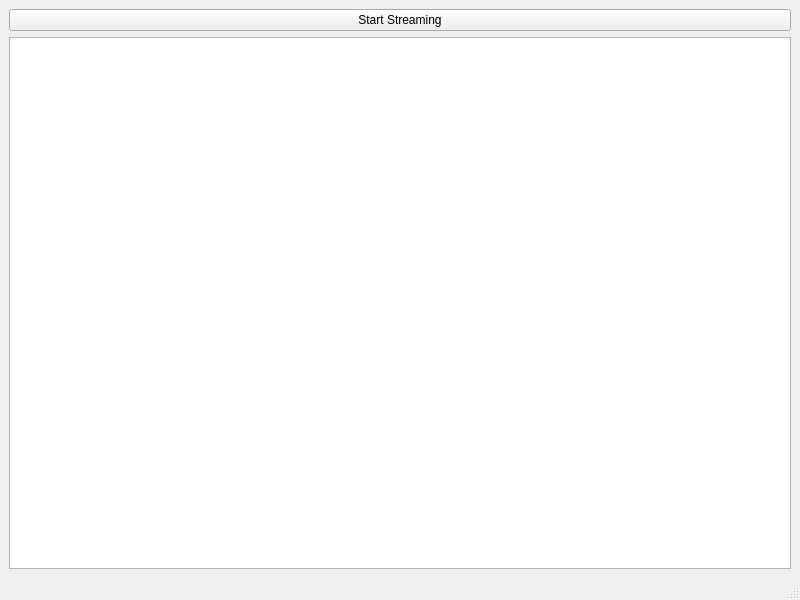
Old version of the form CAPISample/mainwindow.ui in the repository dzunder32/BachelorRobot.
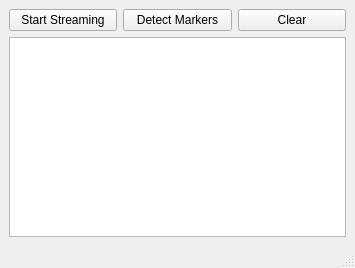
New version of the form.

```diff
--- a/CAPISample/mainwindow.ui
+++ b/CAPISample/mainwindow.ui
@@ -6,8 +6,8 @@
    <rect>
     <x>0</x>
     <y>0</y>
-    <width>800</width>
-    <height>600</height>
+    <width>355</width>
+    <height>268</height>
    </rect>
   </property>
   <property name="windowTitle">
@@ -16,6 +16,8 @@
   <widget class="QWidget" name="centralwidget">
    <layout class="QVBoxLayout" name="verticalLayout">
     <item>
+     <layout class="QHBoxLayout" name="horizontalLayout">
+      <item>
      <widget class="QPushButton" name="pbStreaming">
       <property name="text">
        <string>Start Streaming</string>
@@ -23,6 +25,22 @@
      </widget>
     </item>
     <item>
+       <widget class="QPushButton" name="pbMarkerposition">
+        <property name="text">
+         <string>Detect Markers</string>
+        </property>
+       </widget>
+      </item>
+      <item>
+       <widget class="QPushButton" name="pushButton">
+        <property name="text">
+         <string>Clear</string>
+        </property>
+       </widget>
+      </item>
+     </layout>
+    </item>
+    <item>
      <widget class="QTextEdit" name="textEdit">
       <property name="readOnly">
        <bool>true</bool>
```
Left out of the diff: 4 changed lines with no effect on the pictures. Lines whose indentation alone changed are shown as unchanged.
